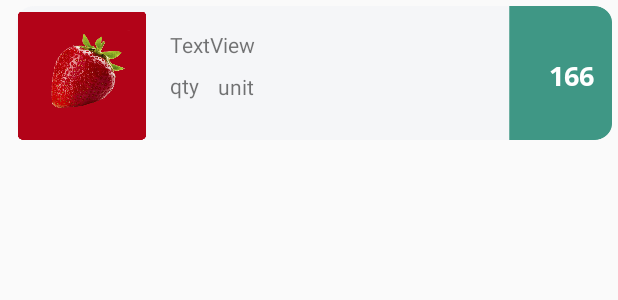
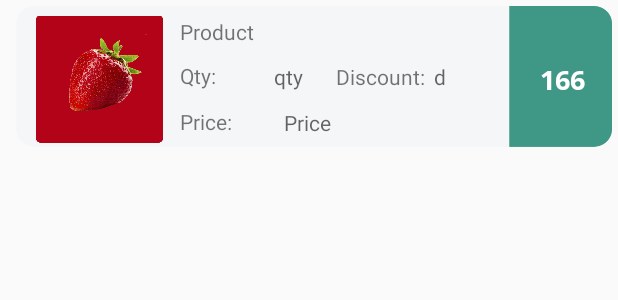
Before and after one commit to ShlokaSingh/FarmFresh, an Android app: the layout order_item.xml on its own in the app's theme, with its tools: preview values and no code run, on a phone screen of 412 x 824 dp. Shown: the top 300 px of the screen. Run offline under Robolectric (Android 15) with nearby library versions, the phone set to English and light mode, and no system bars; Roboto replaces fonts that are not available here.

Commit message:
Final Commit

```diff
--- a/app/src/main/java/com/example/farmfresh/MainActivity.java
+++ b/app/src/main/java/com/example/farmfresh/MainActivity.java
@@ -26,6 +26,7 @@ public class MainActivity extends AppCompatActivity {
             public void onClick(View v) {
                 Intent SignUp=new Intent(getApplicationContext(), Admin.class);
                 startActivity(SignUp);
+                finish();
             }
         });
 
@@ -34,6 +35,7 @@ public class MainActivity extends AppCompatActivity {
             public void onClick(View v) {
                 Intent SignIn=new Intent(getApplicationContext(), SignIn.class);
                 startActivity(SignIn);
+                finish();
             }
         });
 
--- a/app/src/main/java/com/example/farmfresh/user/menu.java
+++ b/app/src/main/java/com/example/farmfresh/user/menu.java
@@ -68,6 +68,7 @@ public class menu extends AppCompatActivity {
             public void onClick(View view) {
                 Intent i = new Intent(menu.this, AllCategory.class);
                 startActivity(i);
+                finish();
             }
         });
 
@@ -76,6 +77,7 @@ public class menu extends AppCompatActivity {
             public void onClick(View v) {
                 Intent i = new Intent(menu.this, AllCategory.class);
                 startActivity(i);
+                finish();
             }
         });
 
--- a/app/src/main/res/layout/activity_add_product.xml
+++ b/app/src/main/res/layout/activity_add_product.xml
@@ -123,7 +123,7 @@
             android:id="@+id/addproduct"
             android:layout_width="match_parent"
             android:layout_height="wrap_content"
-            android:text="UPDATE"
+            android:text="Add Product"
             android:background="#000"
             android:textColor="#fff"
             android:fontFamily="@font/baloo"
--- a/app/src/main/res/layout/order_item.xml
+++ b/app/src/main/res/layout/order_item.xml
@@ -14,70 +14,107 @@
 
 
     <ImageView
-        android:id="@+id/all_menu_image"
+        android:id="@+id/ivimage"
         android:layout_width="0dp"
         android:layout_height="0dp"
-        android:layout_marginStart="8dp"
-        android:layout_marginLeft="8dp"
-        android:layout_marginEnd="16dp"
-        android:layout_marginRight="16dp"
+        android:layout_marginStart="20dp"
+        android:layout_marginEnd="251dp"
         app:layout_constraintBottom_toBottomOf="parent"
-        app:layout_constraintEnd_toStartOf="@+id/all_menu_name"
+        app:layout_constraintEnd_toStartOf="@+id/tvTotal"
         app:layout_constraintStart_toStartOf="parent"
         app:layout_constraintTop_toTopOf="parent"
-        app:layout_constraintVertical_bias="0.0"
         app:srcCompat="@drawable/b1" />
 
     <TextView
-        android:id="@+id/all_menu_name"
-        android:layout_width="wrap_content"
-        android:layout_height="wrap_content"
-        android:layout_marginTop="16dp"
-        android:layout_marginEnd="196dp"
-        android:layout_marginRight="196dp"
-        android:layout_marginBottom="8dp"
-        android:text="TextView"
-        app:layout_constraintBottom_toTopOf="@+id/all_menu_qty"
-        app:layout_constraintEnd_toStartOf="@+id/all_menu_price"
-        app:layout_constraintStart_toEndOf="@+id/all_menu_image"
+        android:id="@+id/tvName"
+        android:layout_width="60dp"
+        android:layout_height="21dp"
+        android:layout_marginStart="96dp"
+        android:layout_marginTop="7dp"
+        android:layout_marginBottom="39dp"
+        android:text="Product Name"
+        app:layout_constraintBottom_toTopOf="@+id/tvPrice"
+        app:layout_constraintStart_toStartOf="@+id/ivimage"
         app:layout_constraintTop_toTopOf="parent" />
 
     <TextView
-        android:id="@+id/all_menu_unit"
-        android:layout_width="41dp"
+        android:id="@+id/tvQty"
+        android:layout_width="20dp"
         android:layout_height="21dp"
-        android:layout_marginStart="4dp"
+        android:layout_marginStart="140dp"
+        android:layout_marginTop="8dp"
+        android:layout_marginEnd="140dp"
         android:gravity="center"
-        android:text="unit"
+        android:hint="qty"
         android:textAlignment="center"
-        app:layout_constraintBottom_toBottomOf="@+id/all_menu_qty"
-        app:layout_constraintStart_toEndOf="@+id/all_menu_qty"
-        app:layout_constraintTop_toTopOf="@+id/all_menu_qty"
-        app:layout_constraintVertical_bias="0.0" />
+        app:layout_constraintEnd_toStartOf="@+id/tvTotal"
+        app:layout_constraintStart_toStartOf="@+id/ivimage"
+        app:layout_constraintTop_toBottomOf="@+id/tvName" />
 
     <TextView
-        android:id="@+id/all_menu_qty"
+        android:id="@+id/tvqty"
+        android:layout_width="30dp"
+        android:layout_height="21dp"
+        android:layout_marginStart="96dp"
+        android:layout_marginTop="8dp"
+        android:text="Qty:"
+        app:layout_constraintStart_toStartOf="@+id/ivimage"
+        app:layout_constraintTop_toBottomOf="@+id/tvName" />
+
+    <TextView
+        android:id="@+id/tvTotal"
         android:layout_width="wrap_content"
         android:layout_height="wrap_content"
-        android:layout_marginBottom="30dp"
-        android:text="qty"
-        app:layout_constraintBottom_toBottomOf="parent"
-        app:layout_constraintStart_toStartOf="@+id/all_menu_name"
-        app:layout_constraintTop_toBottomOf="@+id/all_menu_name" />
-
-    <TextView
-        android:id="@+id/all_menu_price"
-        android:layout_width="wrap_content"
-        android:layout_height="wrap_content"
-        android:layout_marginEnd="12dp"
-        android:layout_marginRight="12dp"
+        android:layout_marginEnd="18dp"
         android:fontFamily="@font/open_sans_bold"
         android:text="166"
         android:textColor="#FFFFFF"
         android:textSize="18sp"
         app:layout_constraintBottom_toBottomOf="parent"
         app:layout_constraintEnd_toEndOf="parent"
-        app:layout_constraintStart_toEndOf="@+id/all_menu_name"
-        app:layout_constraintTop_toTopOf="parent" />
+        app:layout_constraintStart_toEndOf="@+id/ivimage"
+        app:layout_constraintTop_toTopOf="parent"
+        app:layout_constraintVertical_bias="0.507" />
+
+    <TextView
+        android:id="@+id/tvprice"
+        android:layout_width="38dp"
+        android:layout_height="21dp"
+        android:layout_marginStart="96dp"
+        android:layout_marginTop="8dp"
+        android:layout_marginBottom="8dp"
+        android:text="Price:"
+        app:layout_constraintBottom_toBottomOf="parent"
+        app:layout_constraintStart_toStartOf="@+id/ivimage"
+        app:layout_constraintTop_toBottomOf="@+id/tvqty" />
+
+    <TextView
+        android:id="@+id/tvPrice"
+        android:layout_width="38dp"
+        android:layout_height="21dp"
+        android:layout_marginStart="185dp"
+        android:layout_marginBottom="8dp"
+        android:hint="Price"
+        app:layout_constraintBottom_toBottomOf="parent"
+        app:layout_constraintStart_toStartOf="parent"
+        app:layout_constraintTop_toBottomOf="@+id/tvName" />
+
+    <TextView
+        android:id="@+id/tvdiscount"
+        android:layout_width="wrap_content"
+        android:layout_height="wrap_content"
+        android:layout_marginStart="200dp"
+        android:text="Discount:"
+        app:layout_constraintBaseline_toBaselineOf="@+id/tvQty"
+        app:layout_constraintStart_toStartOf="@+id/ivimage" />
+
+    <TextView
+        android:id="@+id/tvDiscount"
+        android:layout_width="25dp"
+        android:layout_height="wrap_content"
+        android:layout_marginStart="265dp"
+        android:hint="d"
+        app:layout_constraintBaseline_toBaselineOf="@+id/tvdiscount"
+        app:layout_constraintStart_toStartOf="@+id/ivimage" />
 
 </androidx.constraintlayout.widget.ConstraintLayout>
```
Also changed, not shown: app/src/main/java/com/example/farmfresh/SignIn.java (+12 -9 lines), app/src/main/java/com/example/farmfresh/admin/DashboardFragment.java (+52 -15 lines), app/src/main/java/com/example/farmfresh/admin/IndividualOrder.java (+43 -18 lines), app/src/main/java/com/example/farmfresh/admin/Inventory.java (+12 -17 lines), app/src/main/java/com/example/farmfresh/admin/ProductInventory.java (+4 -15 lines), app/src/main/java/com/example/farmfresh/admin/adapter/OrderAdapter.java (+7 -6 lines), app/src/main/java/com/example/farmfresh/user/adapter/IndividualAdapter.java (+27 -18 lines).
